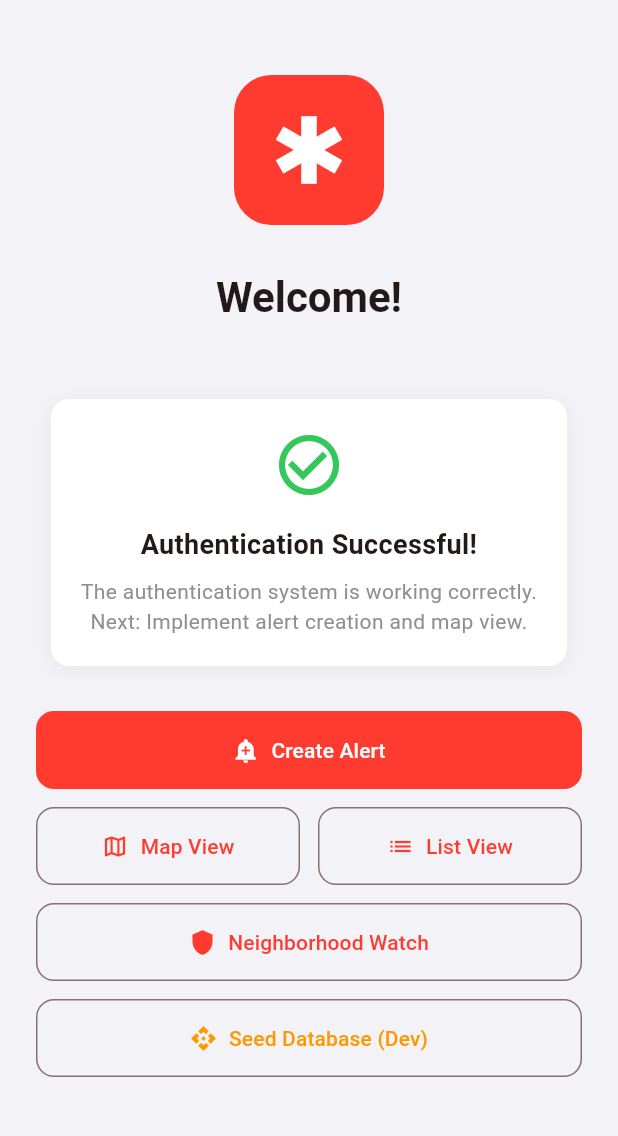
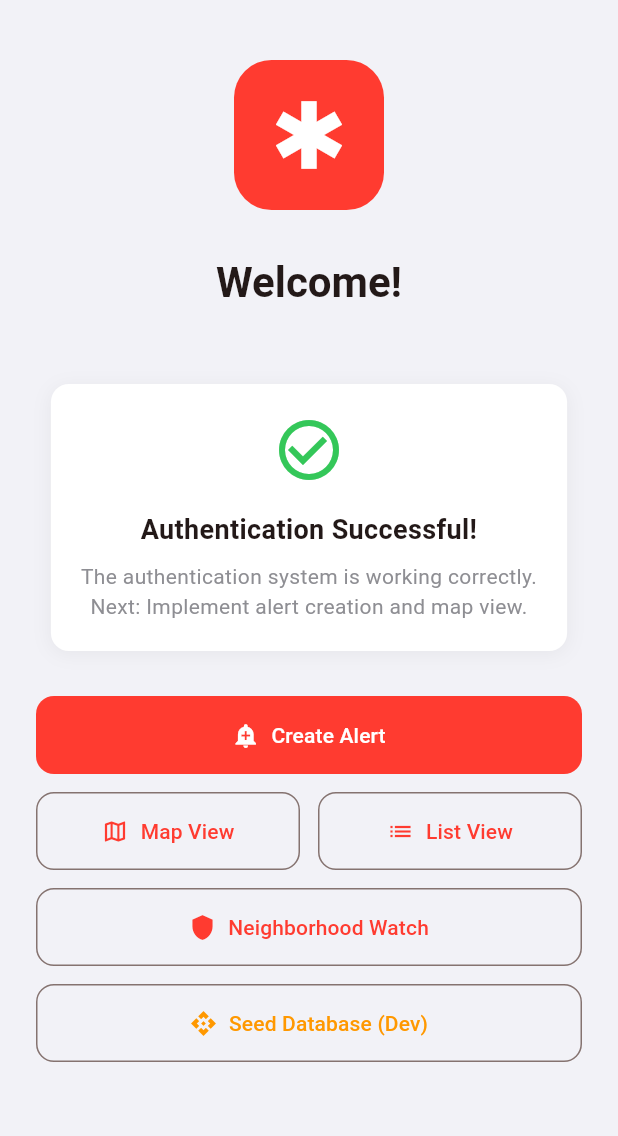
Before and after one commit to ngantchou/security, a Flutter app: the HomePage screen opened by its route, on a phone screen of 412 x 824 dp, the part 84-1220 px from its top. Run offline on Flutter 3.47's test engine with Material 3 defaults, Android fonts, the phone set to English and light mode, and no system bars; our stand-ins replace audioplayers, cloud_firestore, connectivity_plus, dartz, equatable, firebase_auth and 14 more; missing offline and left inert: geoflutterfire_plus, record; accounts and stored records are empty.

Commit message:
fix: Make home page scrollable to show seed button
- Change from Center to SingleChildScrollView
- Add vertical padding for better spacing
- Ensure all buttons are visible including seed button

🤖 Generated with [Claude Code](https://claude.com/claude-code)

Co-Authored-By: Claude <noreply@anthropic.com>

```diff
--- a/lib/features/home/presentation/pages/home_page.dart
+++ b/lib/features/home/presentation/pages/home_page.dart
@@ -91,10 +91,11 @@ class HomePage extends StatelessWidget {
                 ),
             ],
           ),
-          body: Center(
-            child: Column(
-              mainAxisAlignment: MainAxisAlignment.center,
-              children: [
+          body: SingleChildScrollView(
+            child: Padding(
+              padding: const EdgeInsets.symmetric(vertical: 40),
+              child: Column(
+                children: [
                 // App Logo
                 Container(
                   width: 100,
@@ -310,6 +311,7 @@ class HomePage extends StatelessWidget {
               ],
             ),
           ),
+          ),
         );
       },
     );
```
